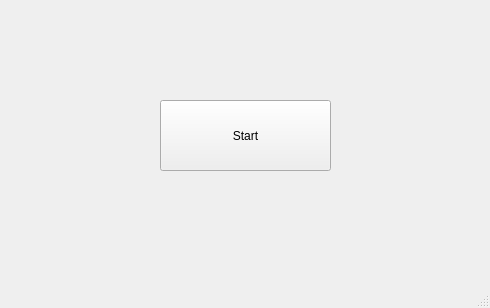
Old version of the form Evolution_1/Frontend/startscreen.ui in the repository Natali124/Evolution-Simulator.
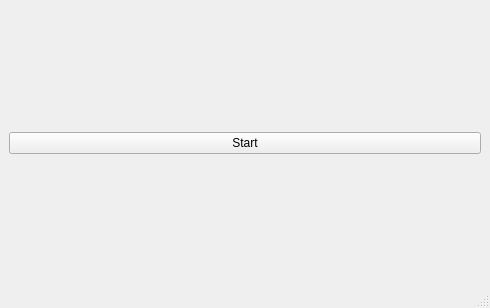
New version of the form.

Commit message:
Making StartBut proportional to its window size when reajusted.
In comments you also have the code to have the mainwindow size be proportional to the size of the previous startscreen window, if useful.

Patch:
```diff
--- a/Evolution_1/Frontend/startscreen.ui
+++ b/Evolution_1/Frontend/startscreen.ui
@@ -14,19 +14,21 @@
    <string>MainWindow</string>
   </property>
   <widget class="QWidget" name="centralwidget">
+   <property name="enabled">
+    <bool>true</bool>
+   </property>
+   <property name="tabletTracking">
+    <bool>false</bool>
+   </property>
+   <layout class="QGridLayout" name="gridLayout">
+    <item row="0" column="0">
    <widget class="QPushButton" name="StartBut">
-    <property name="geometry">
-     <rect>
-      <x>160</x>
-      <y>100</y>
-      <width>171</width>
-      <height>71</height>
-     </rect>
-    </property>
     <property name="text">
      <string>Start</string>
     </property>
    </widget>
+    </item>
+   </layout>
   </widget>
   <widget class="QMenuBar" name="menubar">
    <property name="geometry">
```
Left out of the diff: 9 changed lines with no effect on the pictures. Lines whose indentation alone changed are shown as unchanged. The commit also changes 4 other files.
